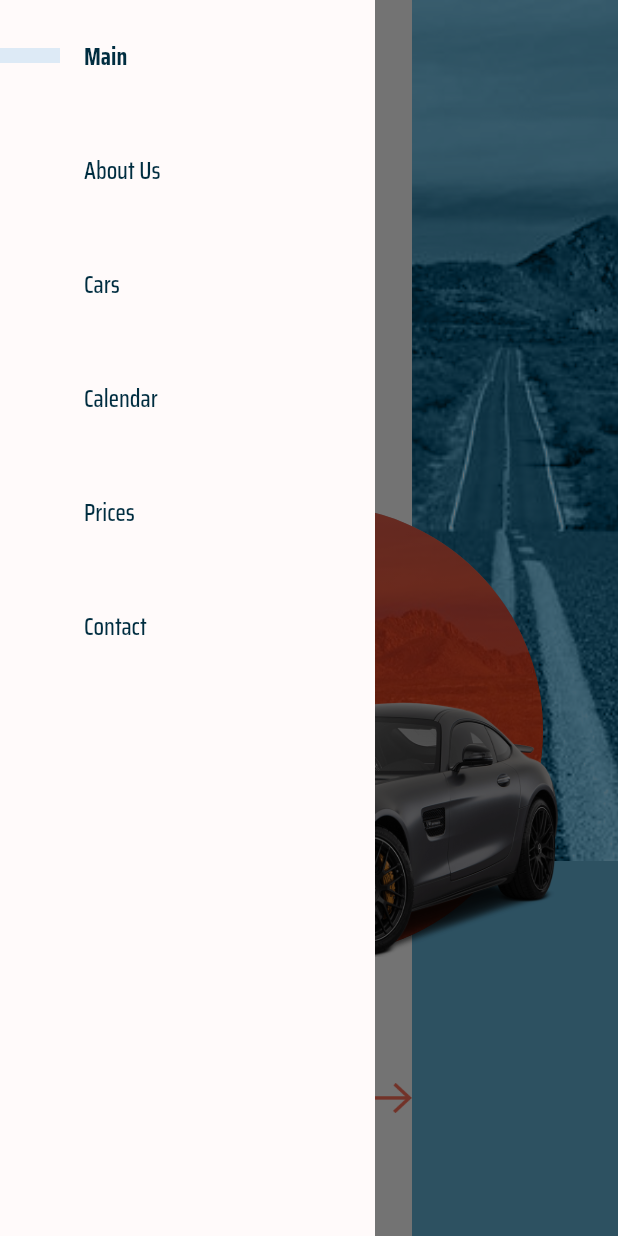
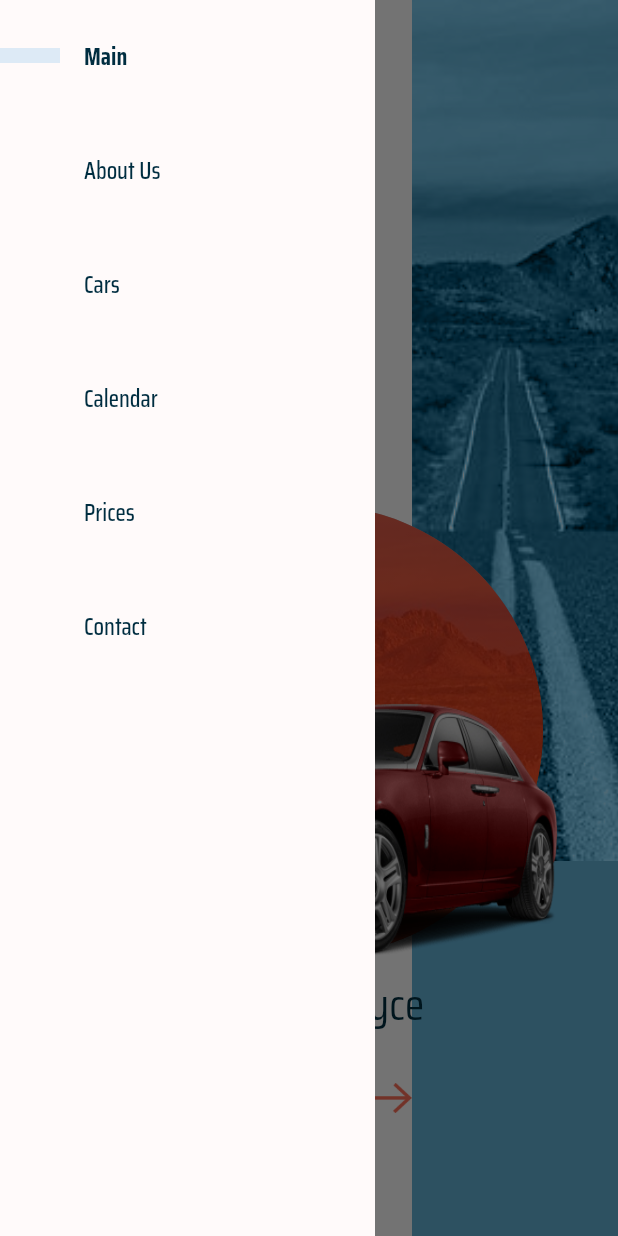
Before and after one commit to Kriss-Kross33/car_rental, a Flutter app: the screen it shows after launch, after a tap on the "menu" icon, on a phone screen of 412 x 824 dp. Run offline on Flutter 3.47's test engine with Material 2 defaults, Android fonts, the light colour scheme and no system bars; our stand-ins replace bloc, equatable, flutter_bloc, get_it.

Commit message:
add barrel files

```diff
--- a/lib/main.dart
+++ b/lib/main.dart
@@ -4,6 +4,7 @@ import 'src/app.dart';
 import 'src/core/service_locator/service_locator.dart';
 
 void main() {
+  WidgetsFlutterBinding.ensureInitialized();
   setupLocator();
   runApp(const App());
 }
--- /dev/null
+++ b/lib/src/core/constants/constants.dart
@@ -0,0 +1,3 @@
+export 'app_const.dart';
+export 'asset_consts.dart';
+export 'car_const.dart';
--- /dev/null
+++ b/lib/src/core/core.dart
@@ -0,0 +1,4 @@
+export 'constants/constants.dart';
+export 'models/models.dart';
+export 'widgets/widgets.dart';
+export 'themes/theme.dart';
--- a/lib/src/core/models/car_model.dart
+++ b/lib/src/core/models/car_model.dart
@@ -13,6 +13,8 @@ class CarModel extends Equatable {
 }
 
 List<CarModel> carModels = <CarModel>[
+  const CarModel(
+      imagePath: AssetConsts.rolls_royce, name: CarConst.rolls_royce),
   const CarModel(imagePath: AssetConsts.benz_gt_s, name: CarConst.benz_gt_s),
   const CarModel(imagePath: AssetConsts.bmw_i8, name: CarConst.bmw_i8),
   const CarModel(
@@ -21,8 +23,6 @@ List<CarModel> carModels = <CarModel>[
       imagePath: AssetConsts.audi_r8_spyder, name: CarConst.audi_r8_spyder),
   const CarModel(imagePath: AssetConsts.bmw_x2, name: CarConst.bmw_x2),
   const CarModel(
-      imagePath: AssetConsts.rolls_royce, name: CarConst.rolls_royce),
-  const CarModel(
       imagePath: AssetConsts.rolls_royce_ghost,
       name: CarConst.rolls_royce_ghost),
   const CarModel(
--- /dev/null
+++ b/lib/src/core/models/models.dart
@@ -0,0 +1,2 @@
+export 'car_details.dart';
+export 'car_model.dart';
--- a/lib/src/core/themes/theme.dart
+++ b/lib/src/core/themes/theme.dart
@@ -198,9 +198,10 @@ class AppTheme {
 
 class AppColor {
   const AppColor._();
-
   static const Color white = Colors.white;
   static const Color black = Colors.black;
   static const Color imageBgColor = Color(0xFF61B0D4);
   static const Color deepOrange = Color(0xFFF73F1C);
+  static const Color grey = Color(0xFFE1E4E8);
+  static const Color lightBlue = Color(0xFFE7F0F9);
 }
```
